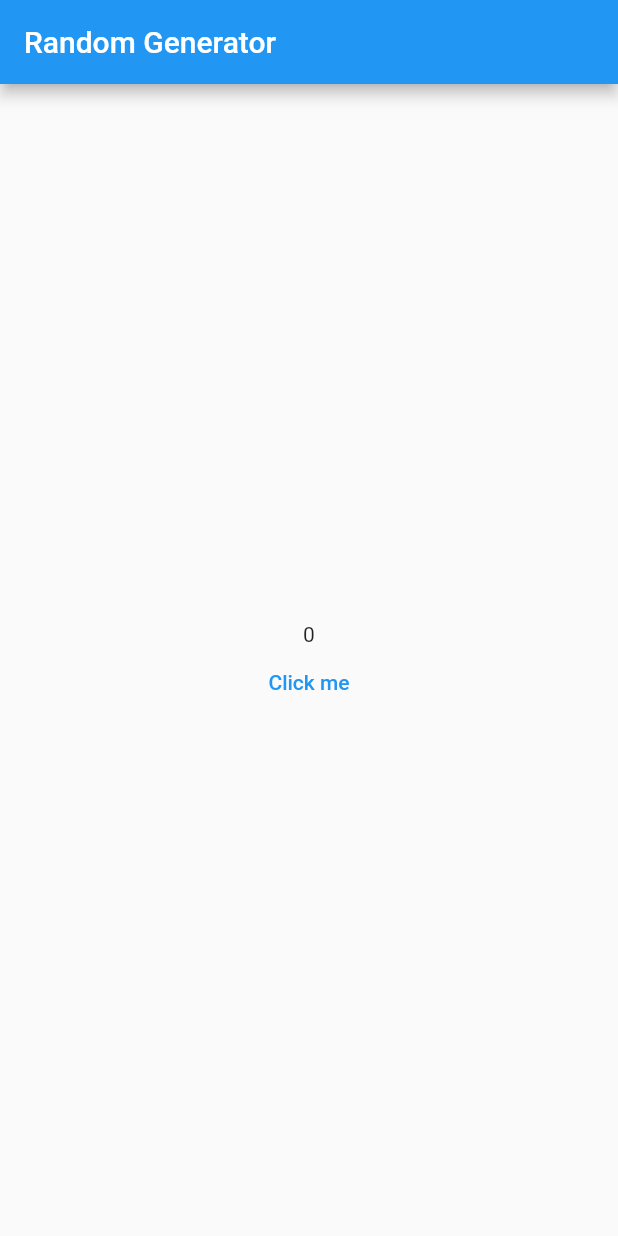
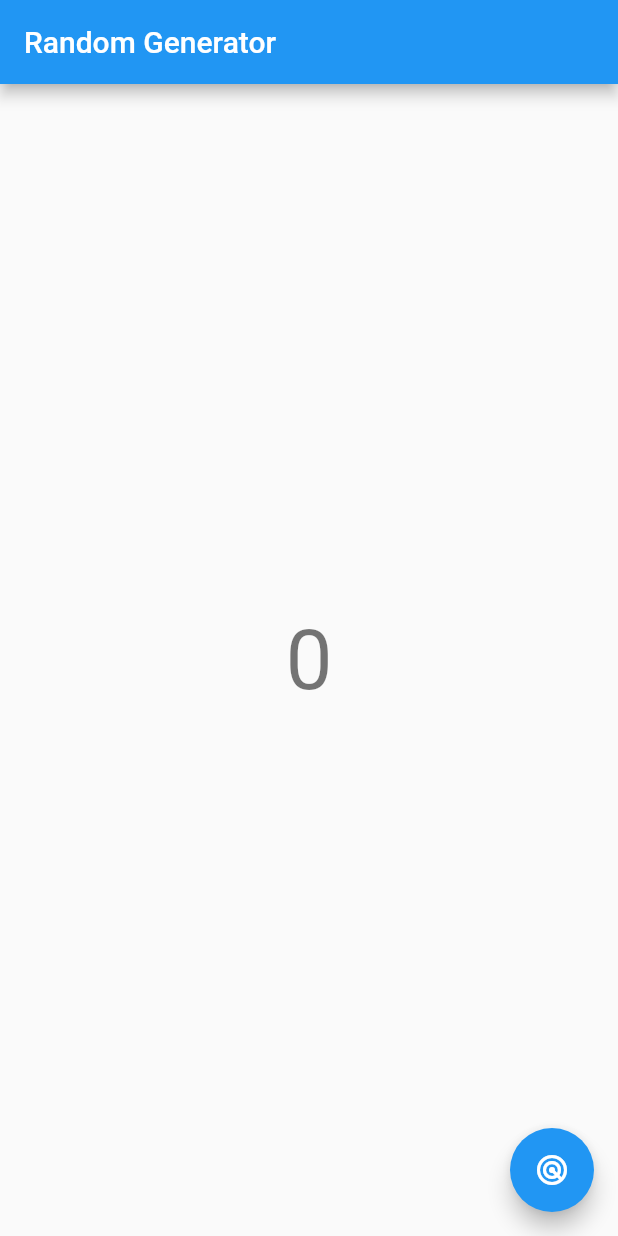
Before and after one commit to alxtrkhv/randomizer-flutter, a Flutter app: the screen it shows after launch, on a phone screen of 412 x 824 dp. Run offline on Flutter 3.47's test engine with Material 2 defaults, Android fonts, the light colour scheme and no system bars; our stand-ins replace flutter_bloc.

Commit message:
refactor: update project structure

```diff
--- a/lib/pages/home_page.dart
+++ b/lib/pages/home_page.dart
@@ -1,22 +1,13 @@
 import 'package:flutter/material.dart';
 import 'package:flutter_bloc/flutter_bloc.dart';
-import 'package:random_number_generator/random_generator_cubit.dart';
-import 'package:random_number_generator/views/random_generator_view.dart';
+
+import '../randomizer/bloc/randomizer_cubit.dart';
+import '../randomizer/views/randomizer_view.dart';
 
 class HomePage extends StatelessWidget {
   @override
   Widget build(BuildContext buildContext) {
-    return Scaffold(
-      appBar: AppBar(title: Text('Random Generator')),
-      body: Center(
-        child: BlocProvider(
-          create: (_) => RandomGeneratorCubit(0, 256),
-          child: RandomGeneratorView(
-            width: 75,
-            height: 50,
-          ),
-        ),
-      ),
-    );
+    return BlocProvider(
+        create: (context) => RandomizerCubit(0, 256), child: RandomizerView());
   }
 }
--- a/lib/random_generator_cubit.dart
+++ b/lib/randomizer/bloc/randomizer_cubit.dart
@@ -2,11 +2,11 @@ import 'dart:math';
 
 import 'package:flutter_bloc/flutter_bloc.dart';
 
-class RandomGeneratorCubit extends Cubit<int> {
+class RandomizerCubit extends Cubit<int> {
   Random _random = Random();
   int _maxValue;
 
-  RandomGeneratorCubit(int initialState, this._maxValue) : super(initialState);
+  RandomizerCubit(int initialState, this._maxValue) : super(initialState);
 
   void nextInt() {
     var newInt = _random.nextInt(_maxValue);
--- /dev/null
+++ b/lib/randomizer/views/randomizer_view.dart
@@ -0,0 +1,27 @@
+import 'package:flutter/material.dart';
+import 'package:flutter_bloc/flutter_bloc.dart';
+
+import '../bloc/randomizer_cubit.dart';
+
+class RandomizerView extends StatelessWidget {
+  const RandomizerView({Key? key}) : super(key: key);
+
+  @override
+  Widget build(BuildContext context) {
+    final theme = Theme.of(context);
+    return Scaffold(
+      appBar: AppBar(title: Text('Random Generator')),
+      body: Center(
+          child: BlocBuilder<RandomizerCubit, int>(
+        builder: (_, state) => Text(
+          '$state',
+          style: theme.textTheme.headline2,
+        ),
+      )),
+      floatingActionButton: FloatingActionButton(
+        onPressed: () => context.read<RandomizerCubit>().nextInt(),
+        child: const Icon(Icons.radar),
+      ),
+    );
+  }
+}
--- a/lib/views/random_generator_view.dart
+++ /dev/null
@@ -1,31 +0,0 @@
-import 'dart:math';
-
-import 'package:flutter/material.dart';
-import 'package:flutter_bloc/flutter_bloc.dart';
-import 'package:random_number_generator/random_generator_cubit.dart';
-
-class RandomGeneratorView extends StatelessWidget {
-  final double width;
-  final double height;
-
-  RandomGeneratorView({Key? key, required this.width, required this.height})
-      : super(key: key);
-
-  @override
-  Widget build(BuildContext context) {
-    return SizedBox(
-        width: width,
-        height: height,
-        child: Column(
-          mainAxisSize: MainAxisSize.max,
-          children: [
-            BlocBuilder<RandomGeneratorCubit, int>(
-                builder: (context, state) => Text('$state')),
-            TextButton(
-              onPressed: context.read<RandomGeneratorCubit>().nextInt,
-              child: Text('Click me'),
-            )
-          ],
-        ));
-  }
-}
```
